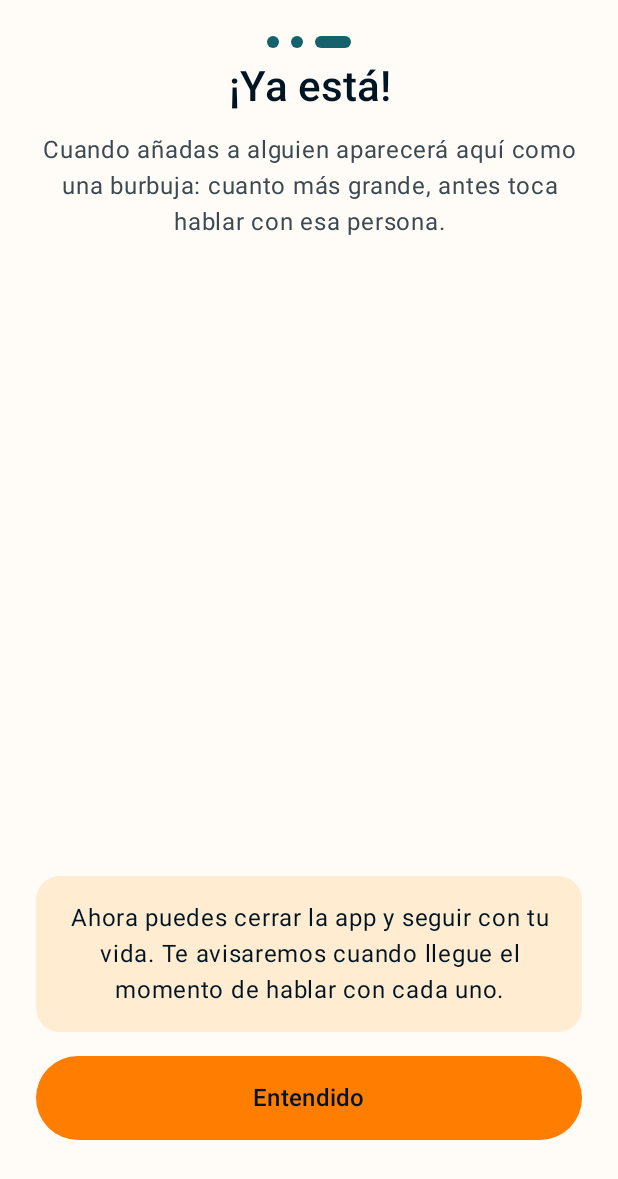
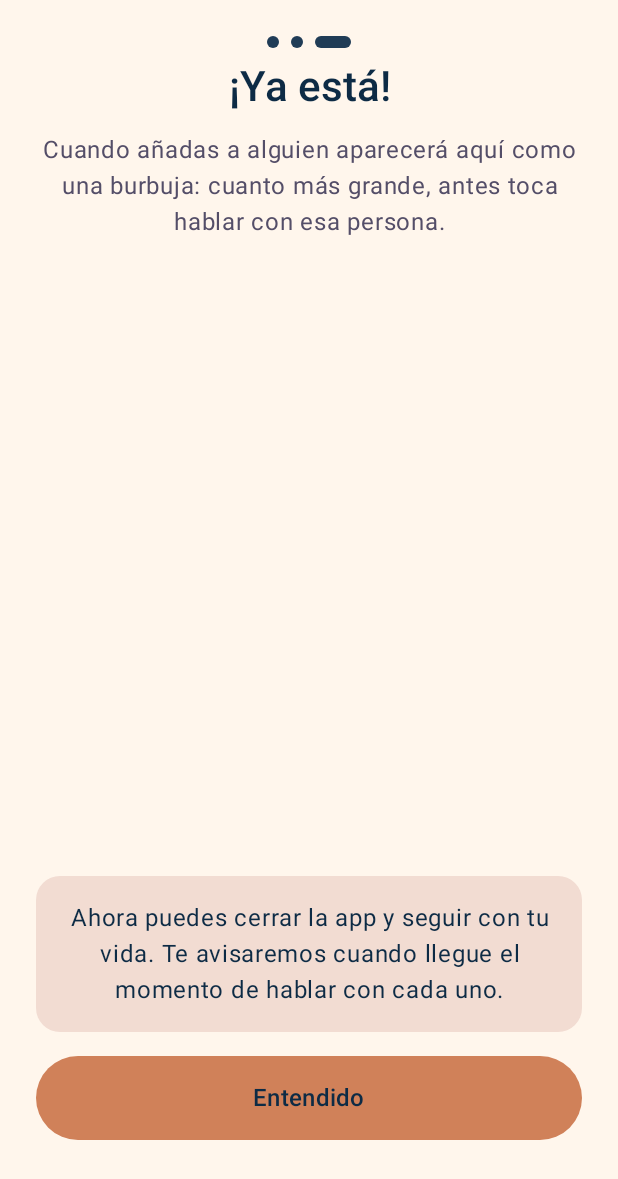
Before and after one commit to cmatuteortega/reacher, an Android app built with Jetpack Compose: the screen it shows after launch (MainActivity), after a tap on "Ahora no", on a phone screen of 412 x 824 dp. Shown: the top 1179 px of the screen. Run offline under Robolectric (Android 15) with nearby library versions, the phone set to English and light mode, and no system bars; our stand-ins replace Room's generated code; 2 other taps on this screen came first.

Commit message:
Nueva paleta de ocho colores: azul noche a crema
Cambia el esquema claro y oscuro de Material, el icono, la notificacion y el
fondo de la ventana a la paleta 0d2b45/203c56/544e68/8d697a/d08159/ffaa5e/
ffd4a3/ffecd6, con algun tono intermedio para las superficies.

Co-Authored-By: Claude Opus 5.5 <noreply@anthropic.com>
Claude-Session: https://claude.ai/code/session_01Ar8xL2JkAmpC7EYkTkKwaY

```diff
--- a/app/src/main/java/com/example/recuerdallamar/avisos/Notificaciones.kt
+++ b/app/src/main/java/com/example/recuerdallamar/avisos/Notificaciones.kt
@@ -55,7 +55,7 @@ object Notificaciones {
 
         val notificacion = NotificationCompat.Builder(context, CANAL)
             .setSmallIcon(R.drawable.ic_notificacion)
-            .setColor(ContextCompat.getColor(context, R.color.naranja))
+            .setColor(ContextCompat.getColor(context, R.color.teja))
             .setContentTitle(contacto.nombre)
             .setContentText(contacto.medio.aviso(contacto.nombre))
             .setCategory(NotificationCompat.CATEGORY_REMINDER)
--- a/app/src/main/java/com/example/recuerdallamar/ui/Cara.kt
+++ b/app/src/main/java/com/example/recuerdallamar/ui/Cara.kt
@@ -540,7 +540,7 @@ private fun DrawScope.dibujarOjos(e: Expresion, parpadeo: Float, centro: Offset,
 }
 
 /**
- * La mascota de la app: una esfera petroleo con ojos crema. Un toque la hace
+ * La mascota de la app: una esfera azul marino con ojos crema. Un toque la hace
  * reir. Es decorativa: no anuncia nada al lector de pantalla.
  */
 @Composable
--- a/app/src/main/java/com/example/recuerdallamar/ui/DialFranja.kt
+++ b/app/src/main/java/com/example/recuerdallamar/ui/DialFranja.kt
@@ -58,7 +58,7 @@ private class Anillo(lado: Float, densidad: Density) {
 
 /**
  * Esfera de 24 horas con la franja de avisos pintada como un arco. Las dos asas
- * (inicio en el color principal, fin en naranja) se arrastran alrededor y saltan
+ * (inicio en el color principal, fin en teja) se arrastran alrededor y saltan
  * de hora en hora con un tic, como una rueda con dientes. Cruzar la medianoche
  * es solo seguir girando. El punto de fuera marca la hora de ahora.
  */
--- a/app/src/main/java/com/example/recuerdallamar/ui/PantallaBienvenida.kt
+++ b/app/src/main/java/com/example/recuerdallamar/ui/PantallaBienvenida.kt
@@ -346,7 +346,7 @@ private fun Explicacion(texto: String) {
 
 @Composable
 private fun BotonPrincipal(texto: String, onClick: () -> Unit, icono: Boolean = false) {
-    // El naranja de la paleta, como el boton de anadir de la lista.
+    // El acento de la paleta, como el boton de anadir de la lista.
     Button(
         onClick = onClick,
         colors = ButtonDefaults.buttonColors(
--- a/app/src/main/java/com/example/recuerdallamar/ui/PantallaFicha.kt
+++ b/app/src/main/java/com/example/recuerdallamar/ui/PantallaFicha.kt
@@ -261,7 +261,7 @@ fun PantallaFicha(
 
 /**
  * Foto grande dentro de un anillo que se va llenando segun pasa el tiempo
- * desde el ultimo contacto: lleno toca llamar, y en naranja si ya se paso.
+ * desde el ultimo contacto: lleno toca llamar, y en teja si ya se paso.
  * Sigue a la frecuencia mientras se cambia.
  */
 @Composable
--- a/app/src/main/java/com/example/recuerdallamar/ui/PantallaLista.kt
+++ b/app/src/main/java/com/example/recuerdallamar/ui/PantallaLista.kt
@@ -102,7 +102,7 @@ fun PantallaLista(
         floatingActionButton = {
             ExtendedFloatingActionButton(
                 onClick = onAnadir,
-                // El naranja de la paleta, reservado para lo que pide accion.
+                // El acento de la paleta, reservado para lo que pide accion.
                 containerColor = MaterialTheme.colorScheme.tertiary,
                 contentColor = MaterialTheme.colorScheme.onTertiary,
                 icon = { Icon(Icons.Filled.Add, contentDescription = null) },
--- a/app/src/main/java/com/example/recuerdallamar/ui/Tema.kt
+++ b/app/src/main/java/com/example/recuerdallamar/ui/Tema.kt
@@ -8,70 +8,75 @@ import androidx.compose.runtime.Composable
 import androidx.compose.ui.graphics.Color
 import com.example.recuerdallamar.datos.TemaElegido
 
-// Paleta de la app, la misma del icono.
-private val Tinta = Color(0xFF001524) // azul noche: texto y fondo oscuro
-private val Petroleo = Color(0xFF15616D) // verde azulado: color principal
-private val Crema = Color(0xFFFFECD1) // crema: tarjetas y texto sobre oscuro
-private val Naranja = Color(0xFFFF7D00) // naranja: acentos (anadir, toca llamar)
+// Paleta de la app, de oscuro a claro. La misma del icono.
+private val Noche = Color(0xFF0D2B45) // azul noche: texto y fondo oscuro
+private val Marino = Color(0xFF203C56) // azul marino: color principal
+private val Ciruela = Color(0xFF544E68) // ciruela: secundario, burbujas en oscuro
+private val Malva = Color(0xFF8D697A) // malva: bordes
+private val Teja = Color(0xFFD08159) // teja: acentos en claro
+private val Naranja = Color(0xFFFFAA5E) // naranja: acentos en oscuro
+private val Melocoton = Color(0xFFFFD4A3) // melocoton: burbujas en claro
+private val Crema = Color(0xFFFFECD6) // crema: tarjetas y texto sobre oscuro
 
 /*
- * Los tonos intermedios salen de mezclar la paleta entre si. Sobre el naranja
- * el texto va en Tinta y no en blanco: el blanco no llega al contraste minimo.
+ * Los tonos intermedios salen de mezclar la paleta entre si. Sobre la teja y
+ * el naranja el texto va en Noche y no en crema: la crema no llega al
+ * contraste minimo.
  */
 internal val claro = lightColorScheme(
-    primary = Petroleo,
-    onPrimary = Color.White,
-    primaryContainer = Color(0xFFC4E7EC),
-    onPrimaryContainer = Tinta,
-    secondary = Color(0xFF8A4A00),
-    onSecondary = Color.White,
-    secondaryContainer = Crema,
-    onSecondaryContainer = Tinta,
-    tertiary = Naranja,
-    onTertiary = Tinta,
-    tertiaryContainer = Color(0xFFFFD6AD),
-    onTertiaryContainer = Tinta,
-    background = Color(0xFFFFFBF6),
-    onBackground = Tinta,
-    surface = Color(0xFFFFFBF6),
-    onSurface = Tinta,
+    primary = Marino,
+    onPrimary = Crema,
+    primaryContainer = Melocoton,
+    onPrimaryContainer = Noche,
+    secondary = Ciruela,
+    onSecondary = Crema,
+    secondaryContainer = Color(0xFFF2DCD2),
+    onSecondaryContainer = Noche,
+    tertiary = Teja,
+    onTertiary = Noche,
+    tertiaryContainer = Color(0xFFFFC08A),
+    onTertiaryContainer = Noche,
+    background = Color(0xFFFFF6EC),
+    onBackground = Noche,
+    surface = Color(0xFFFFF6EC),
+    onSurface = Noche,
     surfaceVariant = Crema,
-    onSurfaceVariant = Color(0xFF3B4A52),
-    surfaceContainerLowest = Color.White,
-    surfaceContainerLow = Color(0xFFFFF7EC),
-    surfaceContainer = Color(0xFFFFF3E3),
-    surfaceContainerHigh = Color(0xFFFFEFDA),
-    surfaceContainerHighest = Crema,
-    outline = Color(0xFF6F7F86),
-    outlineVariant = Color(0xFFD9CBB8),
+    onSurfaceVariant = Ciruela,
+    surfaceContainerLowest = Color(0xFFFFFBF6),
+    surfaceContainerLow = Color(0xFFFFF1E2),
+    surfaceContainer = Crema,
+    surfaceContainerHigh = Color(0xFFFBE4CB),
+    surfaceContainerHighest = Color(0xFFF6DCC0),
+    outline = Malva,
+    outlineVariant = Color(0xFFE2C8BA),
 )
 
 internal val oscuro = darkColorScheme(
-    primary = Color(0xFF86D0DB),
-    onPrimary = Tinta,
-    primaryContainer = Petroleo,
+    primary = Melocoton,
+    onPrimary = Noche,
+    primaryContainer = Ciruela,
     onPrimaryContainer = Crema,
-    secondary = Color(0xFFFFB877),
-    onSecondary = Tinta,
-    secondaryContainer = Color(0xFF3A3024),
+    secondary = Color(0xFFD9B4C0),
+    onSecondary = Noche,
+    secondaryContainer = Malva,
     onSecondaryContainer = Crema,
     tertiary = Naranja,
-    onTertiary = Tinta,
-    tertiaryContainer = Color(0xFF7A3C00),
-    onTertiaryContainer = Crema,
-    background = Tinta,
+    onTertiary = Noche,
+    tertiaryContainer = Teja,
+    onTertiaryContainer = Noche,
+    background = Noche,
     onBackground = Crema,
-    surface = Tinta,
+    surface = Noche,
     onSurface = Crema,
-    surfaceVariant = Color(0xFF1F3A49),
-    onSurfaceVariant = Color(0xFFCFC3B2),
-    surfaceContainerLowest = Color(0xFF000D16),
-    surfaceContainerLow = Color(0xFF071C2A),
-    surfaceContainer = Color(0xFF0C2331),
-    surfaceContainerHigh = Color(0xFF142C3B),
-    surfaceContainerHighest = Color(0xFF1C3646),
-    outline = Color(0xFF8A969C),
-    outlineVariant = Color(0xFF34495A),
+    surfaceVariant = Marino,
+    onSurfaceVariant = Color(0xFFE6CDBD),
+    surfaceContainerLowest = Color(0xFF08203A),
+    surfaceContainerLow = Color(0xFF12314C),
+    surfaceContainer = Color(0xFF183651),
+    surfaceContainerHigh = Marino,
+    surfaceContainerHighest = Color(0xFF2B4661),
+    outline = Color(0xFFA88C99),
+    outlineVariant = Color(0xFF4A4A66),
 )
 
 /** Si toca pintar en oscuro: lo elegido en ajustes, o lo del sistema. */
--- a/app/src/main/res/values-night/colors.xml
+++ b/app/src/main/res/values-night/colors.xml
@@ -1,4 +1,4 @@
 <?xml version="1.0" encoding="utf-8"?>
 <resources>
-    <color name="fondo_ventana">@color/tinta</color>
+    <color name="fondo_ventana">@color/noche</color>
 </resources>
--- a/app/src/main/res/values/colors.xml
+++ b/app/src/main/res/values/colors.xml
@@ -1,14 +1,14 @@
 <?xml version="1.0" encoding="utf-8"?>
 <resources>
     <!-- Paleta de la app; en Compose la misma esta en ui/Tema.kt. -->
-    <color name="tinta">#FF001524</color>
-    <color name="petroleo">#FF15616D</color>
-    <color name="crema">#FFFFECD1</color>
-    <color name="naranja">#FFFF7D00</color>
+    <color name="noche">#FF0D2B45</color>
+    <color name="marino">#FF203C56</color>
+    <color name="crema">#FFFFECD6</color>
+    <color name="teja">#FFD08159</color>
 
-    <color name="icono_fondo">@color/petroleo</color>
+    <color name="icono_fondo">@color/marino</color>
     <color name="icono_simbolo">@color/crema</color>
 
     <!-- Fondo de la ventana antes de que pinte Compose (arranque sin parpadeo). -->
-    <color name="fondo_ventana">#FFFFFBF6</color>
+    <color name="fondo_ventana">#FFFFF6EC</color>
 </resources>
```
Also changed, not shown: 1 other file.
